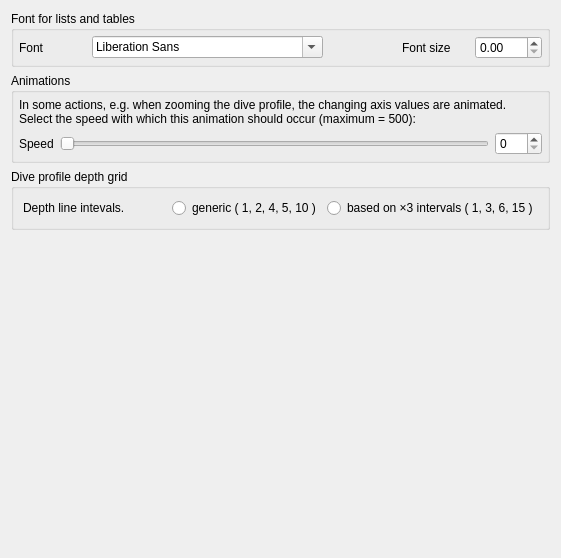
This is desktop-widgets/preferences/preferences_defaults.ui in subsurface/subsurface as Qt 5 draws it before an edit. The edited form follows.
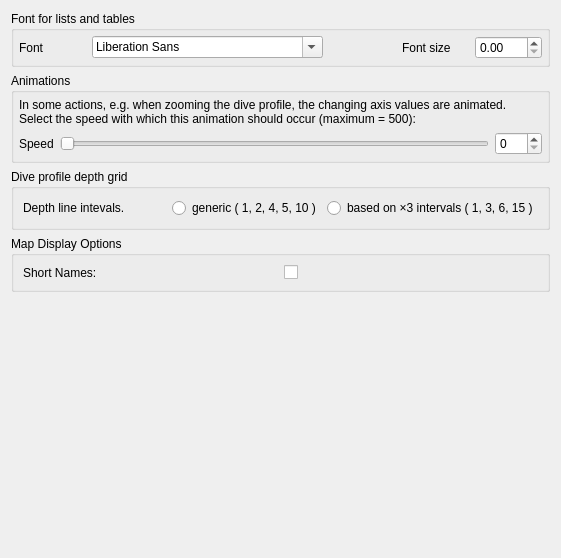
This is the edited form.

Commit message:
Map Short Names - add preference setting
Adds a preference setting in the "Default" settings tab to toggle whether
to display shortened names in the Map.

TODO: instead of using the generic "settingsChanged" signal, it would be much
more efficient to only update items based on the actual setting which was
changed.

Diff of the .ui file:
```diff
--- a/desktop-widgets/preferences/preferences_defaults.ui
+++ b/desktop-widgets/preferences/preferences_defaults.ui
@@ -149,6 +149,29 @@
     </widget>
    </item>
    
+   <item>
+    <widget class="QGroupBox" name="groupBox">
+     <property name="title">
+      <string>Map Display Options</string>
+     </property>
+     <layout class="QHBoxLayout" name="horizontalLayout_2">
+      <item>
+       <widget class="QLabel" name="label_2">
+        <property name="text">
+         <string>Short Names:</string>
+        </property>
+       </widget>
+      </item>
+      <item>
+       <widget class="QCheckBox" name="checkBox_map_short_names">
+        <property name="text">
+         <string notr="true"/>
+        </property>
+       </widget>
+      </item>
+     </layout>
+    </widget>
+   </item>
    <item>
     <spacer name="verticalSpacer_2">
      <property name="orientation">
```
Left out of the diff: 4 changed lines with no effect on the pictures. The commit also changes 6 other files.
